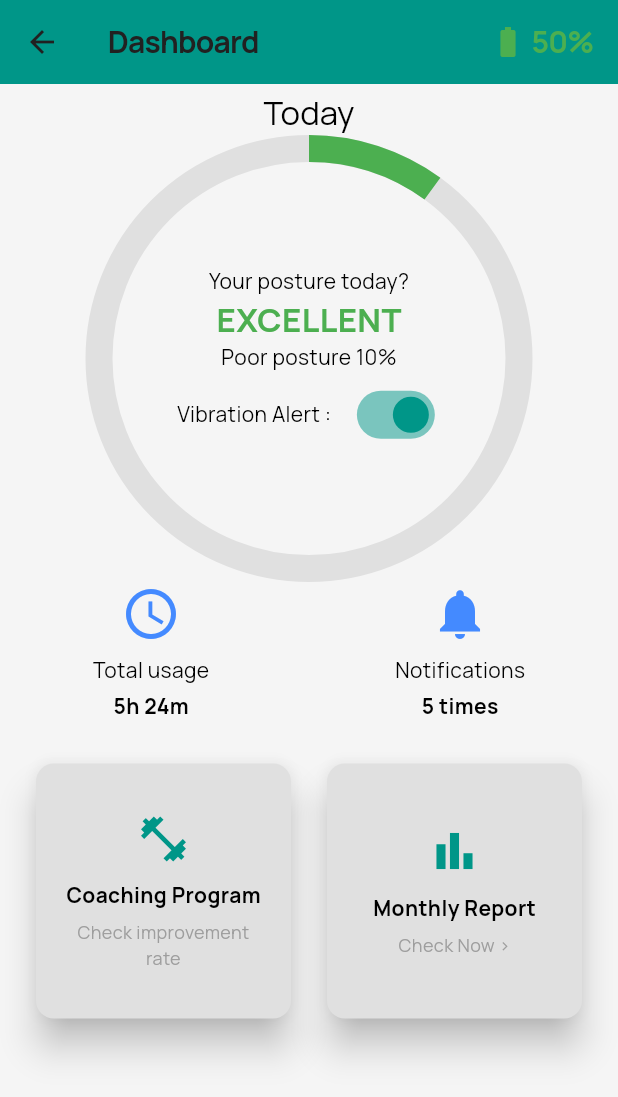
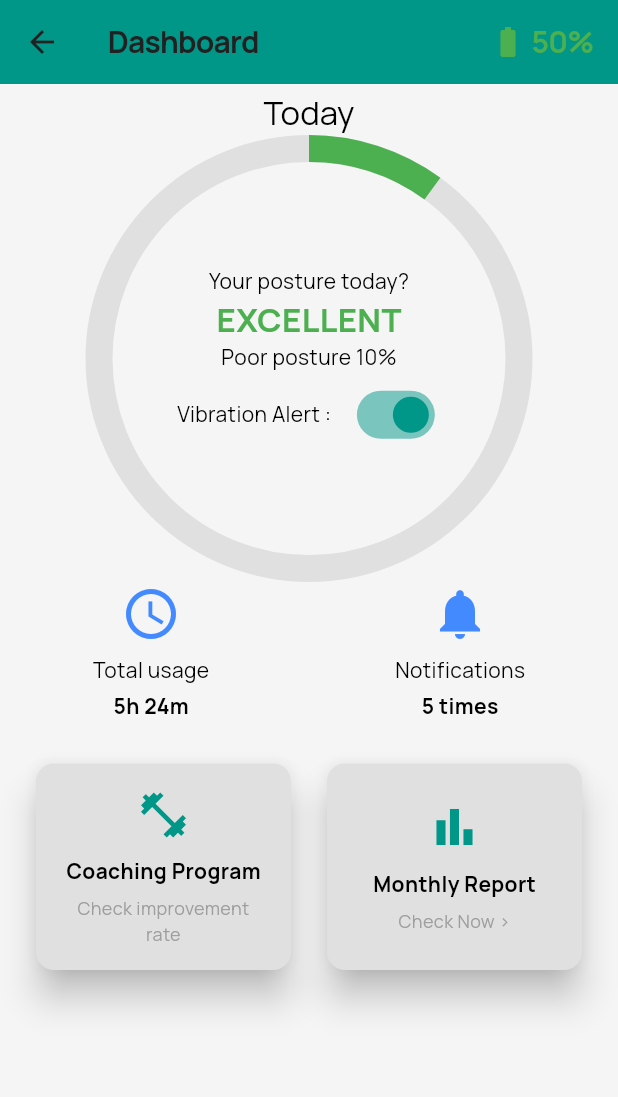
Before and after one commit to Namnotlike/GoodBone-Maytech, a Flutter app: the PostureDashboardScreen screen opened directly, on a phone screen of 412 x 824 dp. Shown: the top 1097 px of the screen. Run offline on Flutter 3.47's test engine with Material 3 defaults, Android fonts, the phone set to English and light mode, and no system bars; our stand-ins replace animated_bottom_navigation_bar, audioplayers, cached_network_image, dots_indicator, easy_localization, firebase_analytics and 28 more; missing offline and left inert: app_settings, flutter_displaymode, flutter_html_audio, flutter_html_svg, flutter_html_table, flutter_web_browser and 2 more; accounts and stored records are empty; network calls fail; project files that could hold a hidden picture were left out.

Commit message:
Fix layout Dashboard In Web

```diff
--- a/smart_stocking/lib/pages/PostureDashboardScreen.dart
+++ b/smart_stocking/lib/pages/PostureDashboardScreen.dart
@@ -124,9 +124,19 @@ class _PostureDashboardScreenState extends State<PostureDashboardScreen> {
           ),
           const SizedBox(height: 0),
           Expanded(
-            child: GridView.count(
-              crossAxisCount: 2,
-              childAspectRatio: 1,
+            child: LayoutBuilder(
+              builder: (context, constraints) {
+                final screenWidth = constraints.maxWidth;
+
+                // Giữ nguyên 2 cột
+                int crossAxisCount = 2;
+
+                // Tăng aspect ratio để làm card "lùn" lại
+                double aspectRatio = screenWidth > 600 ? 2.2 : 1.2;
+
+                return GridView.count(
+                  crossAxisCount: crossAxisCount,
+                  childAspectRatio: aspectRatio,
                   padding: const EdgeInsets.symmetric(horizontal: 12, vertical: 16),
                   shrinkWrap: true,
                   children: [
@@ -153,6 +163,8 @@ class _PostureDashboardScreenState extends State<PostureDashboardScreen> {
                       },
                     ),
                   ],
+                );
+              },
             ),
           ),
         ],
```
Lines whose indentation alone changed are shown as unchanged.
